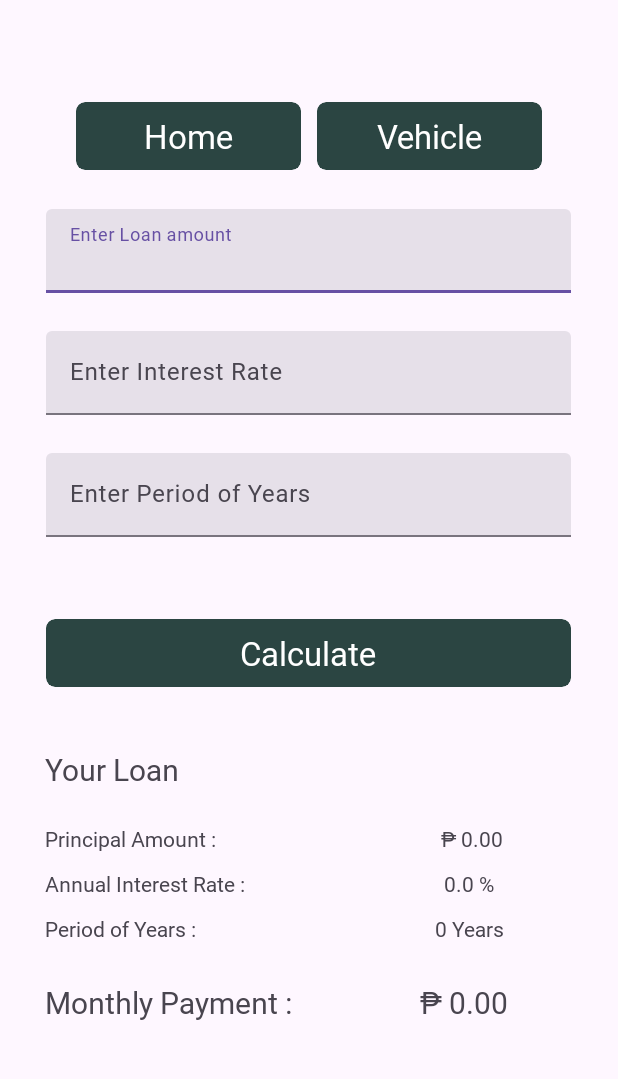
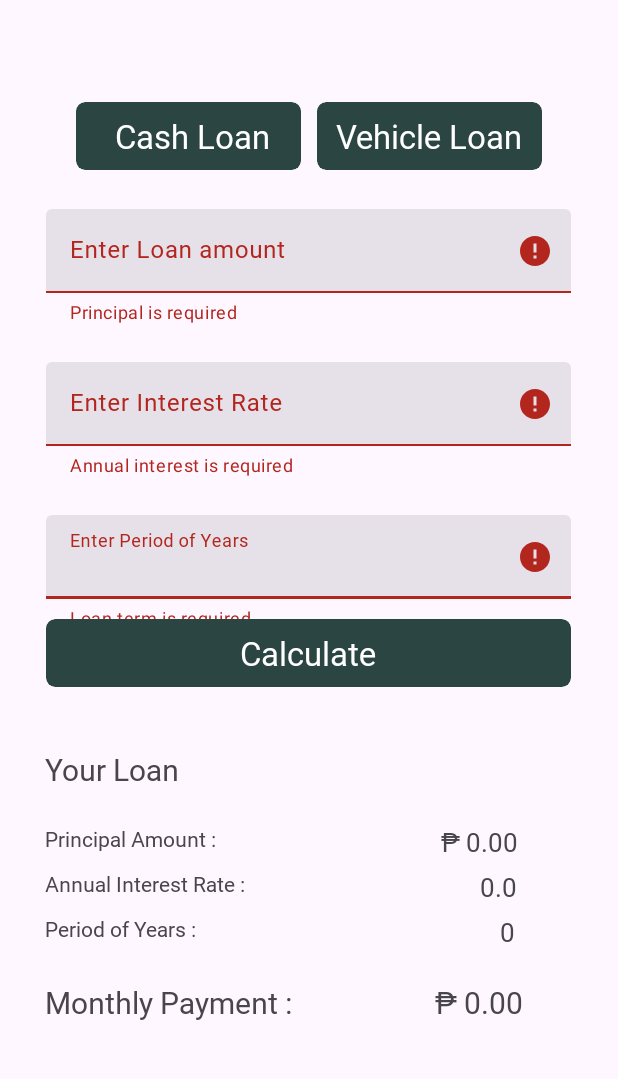
Before and after one commit to EbuenDev/MortgageCalculatorApp, an Android app: the screen it shows after launch (MainActivity), after a tap on "Calculate", on a phone screen of 412 x 824 dp, the part 151-1230 px from its top. Run offline under Robolectric (Android 15) with nearby library versions, the phone set to English and light mode, and no system bars.

Commit message:
fixed the numberException error in main

```diff
--- a/app/src/main/java/com/devian/homepayplanner/MainActivity.java
+++ b/app/src/main/java/com/devian/homepayplanner/MainActivity.java
@@ -40,21 +40,67 @@ public class MainActivity extends AppCompatActivity {
 
 
         calculateButton.setOnClickListener(v -> {
-            Toast.makeText(this, "Calculating...", Toast.LENGTH_SHORT).show();
-            try{
+
+
             String principalString = binding.principalEditText.getEditText().getText().toString().trim(); //getting the string value from textInputLayout
-                double principal =Double.parseDouble(principalString); //converting the string to double
+
 
             String annualInterestString = binding.annualInterestEditText.getEditText().getText().toString().trim();
-                double annualInterest = Double.parseDouble(annualInterestString);
+
 
             String loanTermString = binding.loanTermInYearsEditText.getEditText().getText().toString().trim();
+
+
+
+            boolean isValid = true;
+
+
+                if (principalString.isEmpty()) {
+                    binding.principalEditText.setError("Principal is required");
+                    binding.principalEditText.requestFocus();
+                    isValid = false;
+
+                    binding.principalEditText.getEditText().setOnFocusChangeListener((view, hasFocus) -> {
+                        if (hasFocus) {
+                            binding.principalEditText.setError(null); // Clear error
+                        }
+                    });
+                }
+
+
+
+                if (annualInterestString.isEmpty()) {
+                    binding.annualInterestEditText.setError("Annual interest is required");
+                    binding.annualInterestEditText.requestFocus();
+                    isValid = false;
+
+                    binding.annualInterestEditText.getEditText().setOnFocusChangeListener((view, hasFocus) -> {
+                        if (hasFocus) {
+                            binding.annualInterestEditText.setError(null); // Clear error
+                        }
+                    });
+                }
+
+                if (loanTermString.isEmpty()) {
+                    binding.loanTermInYearsEditText.setError("Loan term is required");
+                    binding.loanTermInYearsEditText.requestFocus();
+                    isValid = false;
+
+                    binding.loanTermInYearsEditText.getEditText().setOnFocusChangeListener((view, hasFocus) -> {
+                        if (hasFocus) {
+                            binding.loanTermInYearsEditText.setError(null); // Clear error
+                        }
+                    });
+                }
+
+                if (isValid) {
+                    try{
+
+                        double principal =Double.parseDouble(principalString); //converting the string to double
+                        double annualInterest = Double.parseDouble(annualInterestString);
                         int loanTerm = Integer.parseInt(loanTermString);
 
-                if(principalString.isEmpty() || annualInterestString.isEmpty() || loanTermString.isEmpty()){
-                    Toast.makeText(this, "Please fill all the fields", Toast.LENGTH_SHORT).show();
-                    return;
-                }
+                        Toast.makeText(this, "Calculating...", Toast.LENGTH_SHORT).show();
                         double monthlyPayment;
                         double monthlyInterestRate = annualInterest / 12 / 100;
                         int numberOfPayments = loanTerm * 12;
@@ -77,12 +123,17 @@ public class MainActivity extends AppCompatActivity {
 
                         //getting the default locale for Philippines
                         Locale philippines = new Locale("en", "PH");
-                    NumberFormat currency = NumberFormat.getCurrencyInstance(philippines);
                         NumberFormat currencyMonthly = NumberFormat.getCurrencyInstance(philippines);
                         String monthlyPaymentString = currencyMonthly.format(monthlyPayment); //passing the monthlyPayment int to string for display
+
+                        NumberFormat currency = NumberFormat.getCurrencyInstance(philippines);
                         currency.setMaximumFractionDigits(0);
-                    String formattedValue = currency.format(principal); //"₱ "
-                    String viewInterest = String.valueOf(annualInterest);
+                        String formattedValue = currency.format(principal);
+
+                        NumberFormat percentage = NumberFormat.getPercentInstance();
+                        percentage.setMinimumFractionDigits(1);
+                        String formattedInterest = percentage.format(annualInterest/100);
+
                         String viewLoanTerm = String.valueOf(loanTerm);
 
                         //Fomatting the Principal in every 3 digits to have commas
@@ -92,15 +143,17 @@ public class MainActivity extends AppCompatActivity {
                         //Displaying the Calculated Result passing all the value in textview
                         Log.d("DEBUG", "Formatted Principal: " + formattedValue);
                         binding.principalTextView.setText(formattedValue);
-                    binding.interestRateTextView.setText(viewInterest + " %");
-                    binding.periodOfYearsTextView.setText(viewLoanTerm + " Years");
+                        binding.interestRateTextView.setText(formattedInterest);
+                        binding.periodOfYearsTextView.setText(viewLoanTerm);
                         Log.d("DEBUG", "Monthly Payment: " + monthlyPaymentString);
                         binding.monthlyPaymentTextView.setText(String.valueOf(monthlyPaymentString));
-
 
                     } catch (NumberFormatException e) {
                         Toast.makeText(this, "Input only numberical values", Toast.LENGTH_SHORT).show();
                     }
+                }
+
+
 
         });
 
--- a/app/src/main/res/layout/activity_main.xml
+++ b/app/src/main/res/layout/activity_main.xml
@@ -56,7 +56,7 @@
                         <TextView
                             android:layout_width="match_parent"
                             android:layout_height="wrap_content"
-                            android:text="Home"
+                            android:text=" Cash Loan"
                             android:fontFamily="@font/helvetica_roman"
                             android:textSize="22sp"
                             android:textColor="@color/white"
@@ -93,7 +93,7 @@
                         <TextView
                             android:layout_width="match_parent"
                             android:layout_height="wrap_content"
-                            android:text="Vehicle"
+                            android:text="Vehicle Loan"
                             android:fontFamily="@font/helvetica_roman"
                             android:textSize="22sp"
                             android:textColor="@color/white"
@@ -132,7 +132,9 @@
                     android:layout_width="match_parent"
                     android:layout_height="wrap_content"
                     android:inputType="number"
-                    android:fontFamily="@font/helvetica_roman"/>
+                    android:fontFamily="@font/helvetica_roman"
+
+                    />
 
             </com.google.android.material.textfield.TextInputLayout>
 
@@ -307,6 +309,7 @@
         android:layout_marginTop="650dp"
         android:layout_marginStart="294dp"
         android:text="@string/loanHint"
+        android:textSize="17sp"
         android:fontFamily="@font/helvetica_roman"/>
 
     <TextView
@@ -322,8 +325,9 @@
         android:layout_width="wrap_content"
         android:layout_height="wrap_content"
         android:layout_marginTop="680dp"
-        android:layout_marginStart="296dp"
+        android:layout_marginStart="320dp"
         android:text="@string/interestRateHint"
+        android:textSize="17sp"
         android:fontFamily="@font/helvetica_roman"/>
 
     <TextView
@@ -339,8 +343,9 @@
         android:layout_width="wrap_content"
         android:layout_height="wrap_content"
         android:layout_marginTop="710dp"
-        android:layout_marginStart="290dp"
+        android:layout_marginStart="333dp"
         android:text="@string/yearsPeriodHint"
+        android:textSize="17sp"
         android:fontFamily="@font/helvetica_roman"/>
 
     <TextView
@@ -357,7 +362,7 @@
         android:layout_width="wrap_content"
         android:layout_height="wrap_content"
         android:layout_marginTop="755dp"
-        android:layout_marginStart="280dp"
+        android:layout_marginStart="290dp"
         android:text="@string/monthlyPaymentHint"
         android:textSize="20sp"
         android:fontFamily="@font/helvetica_roman"/>
--- a/app/src/main/res/values-night/themes.xml
+++ b/app/src/main/res/values-night/themes.xml
@@ -2,6 +2,10 @@
     <!-- Base application theme. -->
     <style name="Base.Theme.HomePayPlanner" parent="Theme.Material3.DayNight.NoActionBar">
         <!-- Customize your dark theme here. -->
+        <!-- Primary brand color. -->
+        <item name="colorPrimary">@color/my_primary_color</item>
+        <item name="colorPrimaryVariant">@color/my_primary_dark_color</item>
+        <item name="colorOnPrimary">@color/white</item>
         <!-- <item name="colorPrimary">@color/my_dark_primary</item> -->
     </style>
 </resources>
--- a/app/src/main/res/values/colors.xml
+++ b/app/src/main/res/values/colors.xml
@@ -6,7 +6,8 @@
     <color name="green">#4CAF50</color>">
     <color name="gray">#636465</color>">
     <color name="light_gray">#959698</color>">
-
+    <color name="my_primary_color">#2B4542</color>
+    <color name="my_primary_dark_color">#FF0055AA</color>
 
 
 
--- a/app/src/main/res/values/strings.xml
+++ b/app/src/main/res/values/strings.xml
@@ -5,8 +5,8 @@
     <string name="yearsPeriod_hint">Enter Period of Years</string>
     <string name="calculatehint_button">CALCULATE</string>
     <string name="loanHint">₱ 0.00</string>
-    <string name="interestRateHint">0.0 %</string>
-    <string name="yearsPeriodHint">0 Years</string>
+    <string name="interestRateHint">0.0</string>
+    <string name="yearsPeriodHint">0</string>
     <string name="monthlyPaymentHint">₱ 0.00</string>
 
 
--- a/app/src/main/res/values/themes.xml
+++ b/app/src/main/res/values/themes.xml
@@ -2,6 +2,10 @@
     <!-- Base application theme. -->
     <style name="Base.Theme.HomePayPlanner" parent="Theme.Material3.DayNight.NoActionBar">
         <!-- Customize your light theme here. -->
+        <!-- Primary brand color. -->
+        <item name="colorPrimary">@color/my_primary_color</item>
+        <item name="colorPrimaryVariant">@color/my_primary_dark_color</item>
+        <item name="colorOnPrimary">@color/white</item>
         <!-- <item name="colorPrimary">@color/my_light_primary</item> -->
     </style>
 
```
Lines whose indentation alone changed are shown as unchanged.
